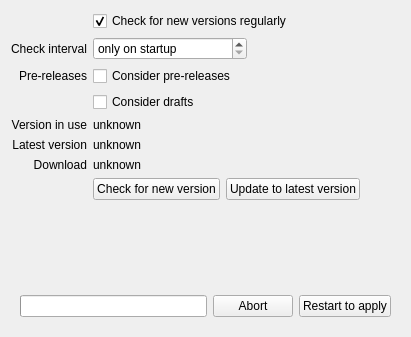
First picture: the form in setup/updateoptionpage.ui, repository Martchus/qtutilities, before the edit.
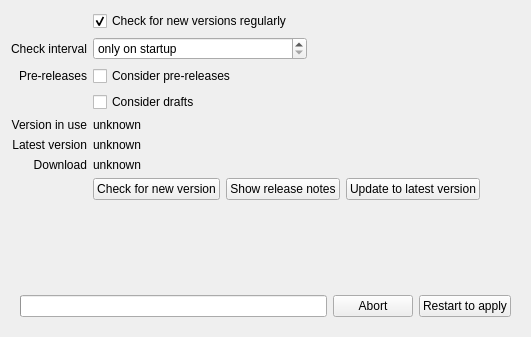
Second picture: the form after the edit. Icons and pictures are not drawn.

Commit message: Allow showing release notes in updater

```diff
--- a/setup/updateoptionpage.ui
+++ b/setup/updateoptionpage.ui
@@ -138,6 +138,16 @@
          </property>
         </widget>
        </item>
+       <item>
+        <widget class="QPushButton" name="releaseNotesPushButton">
+         <property name="text">
+          <string>Show release notes</string>
+         </property>
+         <property name="icon">
+          <iconset theme="info"/>
+         </property>
+        </widget>
+       </item>
        <item>
         <widget class="QPushButton" name="updatePushButton">
          <property name="text">
```
The commit also changes 2 other files.
